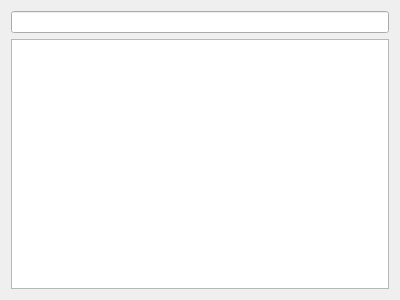
This is src/ui/interface/advanced/form/treebookform.ui in metaxy/openBibleViewer as Qt 5 draws it before an edit. The edited form follows.
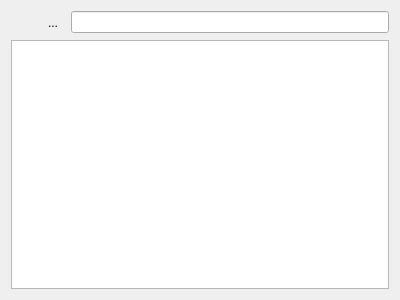
This is the edited form. Icons and pictures are not drawn.

Commit message: some standard features for treebookform

```diff
--- a/src/ui/interface/advanced/form/treebookform.ui
+++ b/src/ui/interface/advanced/form/treebookform.ui
@@ -13,18 +13,54 @@
   <property name="windowTitle">
    <string>Form</string>
   </property>
-  <layout class="QVBoxLayout" name="verticalLayout_2">
+  <layout class="QVBoxLayout" name="verticalLayout">
    <item>
-    <layout class="QVBoxLayout" name="verticalLayout">
+    <layout class="QHBoxLayout" name="horizontalLayout_2">
+     <item>
+      <widget class="QToolButton" name="toolButton_backward">
+       <property name="text">
+        <string/>
+       </property>
+       <property name="icon">
+        <iconset resource="../../../../icons.qrc">
+         <normaloff>:/icons/16x16/go-previous.png</normaloff>:/icons/16x16/go-previous.png</iconset>
+       </property>
+       <property name="autoRaise">
+        <bool>true</bool>
+       </property>
+       <property name="arrowType">
+        <enum>Qt::NoArrow</enum>
+       </property>
+      </widget>
+     </item>
+     <item>
+      <widget class="QToolButton" name="toolButton_forward">
+       <property name="text">
+        <string>...</string>
+       </property>
+       <property name="icon">
+        <iconset resource="../../../../icons.qrc">
+         <normaloff>:/icons/16x16/go-next.png</normaloff>:/icons/16x16/go-next.png</iconset>
+       </property>
+       <property name="autoRaise">
+        <bool>true</bool>
+       </property>
+      </widget>
+     </item>
      <item>
       <widget class="QLineEdit" name="lineEdit"/>
      </item>
+    </layout>
+   </item>
+   <item>
+    <layout class="QHBoxLayout" name="horizontalLayout">
      <item>
-      <layout class="QHBoxLayout" name="horizontalLayout">
-       <item>
-        <widget class="QTreeView" name="treeView"/>
-       </item>
-      </layout>
+      <widget class="QSplitter" name="splitter">
+       <property name="orientation">
+        <enum>Qt::Horizontal</enum>
+       </property>
+       <widget class="QTreeView" name="treeView"/>
+      </widget>
      </item>
     </layout>
    </item>
```
Left out of the diff: 4 changed lines with no effect on the pictures. The commit also changes 13 other files.
